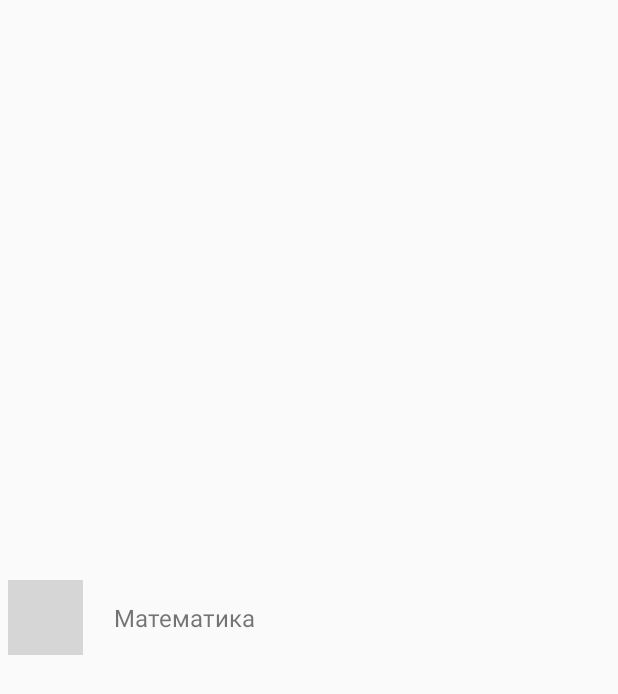
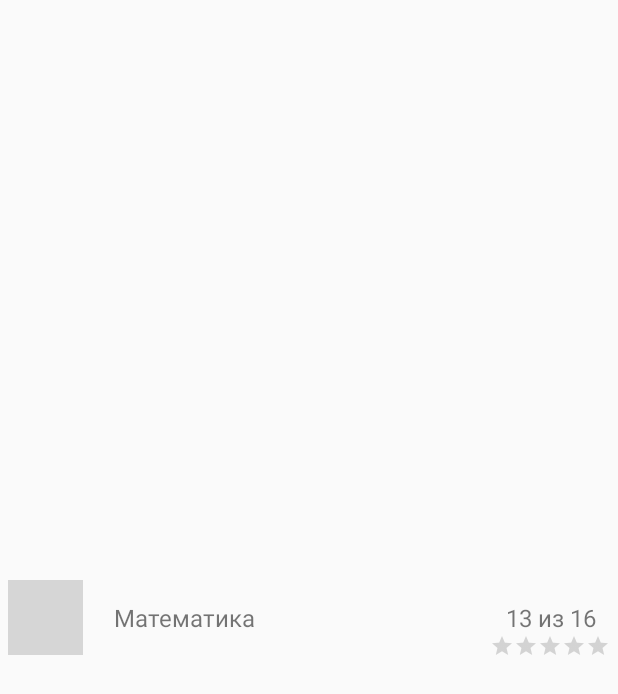
Before and after one commit to steperchuk/SmartLocker, an Android app: the layout statistics_list_item.xml on its own in the app's theme, with its tools: preview values and no code run, on a phone screen of 412 x 824 dp. Shown: the top 694 px of the screen. Run offline under Robolectric (Android 15) with nearby library versions, the phone set to English and light mode, and no system bars; grey boxes are pictures that could not be loaded.

Commit message:
Implement stars rating

```diff
--- a/app/src/main/res/layout/activity_statistics.xml
+++ b/app/src/main/res/layout/activity_statistics.xml
@@ -30,7 +30,7 @@
                     android:layout_height="wrap_content"
                     android:layout_weight="1"
                     android:text="Верные ответы"
-                    android:layout_marginRight="20dp"
+                    android:layout_marginRight="15dp"
                     android:textSize="16sp"
                     android:textAlignment="textEnd" />
 
--- a/app/src/main/res/layout/statistics_list_item.xml
+++ b/app/src/main/res/layout/statistics_list_item.xml
@@ -26,15 +26,33 @@
         android:layout_weight="20"
         />
 
-    <TextView
-        android:id="@+id/statistic"
+    <LinearLayout
         android:layout_width="wrap_content"
         android:layout_height="wrap_content"
-        android:layout_gravity="center_vertical"
-        android:layout_marginRight="15dp"
-        android:layout_weight="1"
-        android:text=" "
-        android:textSize="16sp" />
+        android:orientation="vertical"
+        android:layout_gravity="center_vertical">
+
+        <TextView
+            android:id="@+id/statistic"
+            android:layout_width="wrap_content"
+            android:layout_height="wrap_content"
+            android:layout_gravity="center_horizontal"
+            android:layout_marginTop="15dp"
+            android:layout_weight="1"
+            android:text="13 из 16 "
+            android:textSize="16sp" />
+
+        <RatingBar
+            android:id="@+id/myRatingBar"
+            style="?android:attr/ratingBarStyleSmall"
+            android:layout_width="wrap_content"
+            android:layout_height="wrap_content"
+            android:layout_marginRight="5dp"
+            android:numStars="5"
+            android:isIndicator="true" />
+
+    </LinearLayout>
+
 
 
 </LinearLayout>
```
Also changed, not shown: app/src/main/java/me/sergeyteperchuk/lockscreen/StatisticsActivity.java (+14 -2 lines), app/src/main/java/me/sergeyteperchuk/lockscreen/StatisticsListAdapter.java (+9 -1 lines).
